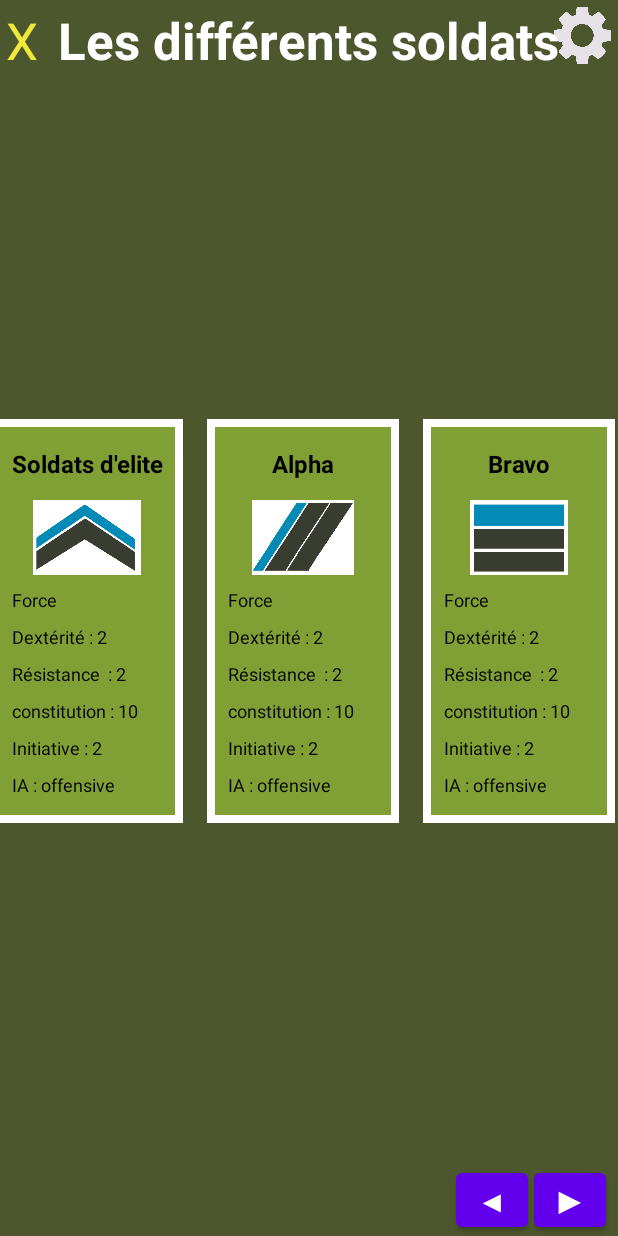
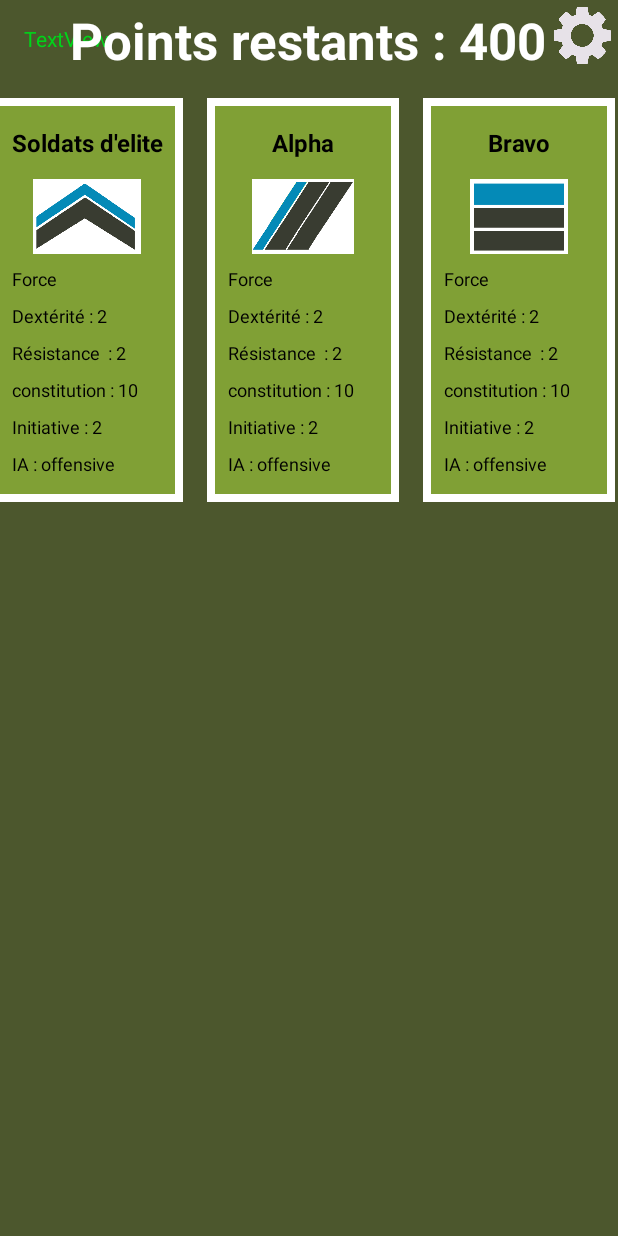
Before and after one commit to GwenRiou/EG23_projet, an Android app: the layout activity_repartition_points.xml on its own in the app's theme, with its tools: preview values and no code run, on a phone screen of 412 x 824 dp. Run offline under Robolectric (Android 15) with nearby library versions, the phone set to English and light mode, and no system bars.

Commit message:
EG23_projet_Gwenaelle_RIOU_Antoine_ROCHE_P22

```diff
--- a/app/src/main/AndroidManifest.xml
+++ b/app/src/main/AndroidManifest.xml
@@ -9,6 +9,12 @@
         android:roundIcon="@mipmap/ic_launcher_round"
         android:supportsRtl="true"
         android:theme="@style/Theme.ProjetEG23">
+        <activity
+            android:name=".controller.RepartitionPoints"
+            android:exported="false" />
+        <activity
+            android:name=".controller.ChoixProgramme"
+            android:exported="false" />
         <activity
             android:name=".controller.Didacticiel_2"
             android:exported="false" />
--- a/app/src/main/res/layout/activity_main.xml
+++ b/app/src/main/res/layout/activity_main.xml
@@ -23,7 +23,7 @@
         app:layout_constraintVertical_bias="0.188" />
 
     <TextView
-        android:id="@+id/textView"
+        android:id="@+id/main_activity_nouvelle_partie"
         android:layout_width="wrap_content"
         android:layout_height="wrap_content"
         android:text="Nouvelle Partie"
@@ -45,7 +45,7 @@
         app:layout_constraintEnd_toEndOf="parent"
         app:layout_constraintHorizontal_bias="0.499"
         app:layout_constraintStart_toStartOf="parent"
-        app:layout_constraintTop_toBottomOf="@+id/textView" />
+        app:layout_constraintTop_toBottomOf="@+id/main_activity_nouvelle_partie" />
 
     <TextView
         android:id="@+id/textView3"
--- a/app/src/main/res/layout/activity_didacticiel2.xml
+++ b/app/src/main/res/layout/activity_repartition_points.xml
@@ -5,10 +5,21 @@
     android:layout_width="match_parent"
     android:layout_height="match_parent"
     android:background="#4C572D"
-    tools:context=".controller.Didacticiel_2">
+    tools:context=".controller.RepartitionPoints">
+
+    <TextView
+        android:id="@+id/repartition_points_joueur_branche"
+        android:layout_width="wrap_content"
+        android:layout_height="wrap_content"
+        android:layout_marginStart="16dp"
+        android:layout_marginTop="16dp"
+        android:text="TextView"
+        android:textColor="#00D41A"
+        app:layout_constraintStart_toStartOf="parent"
+        app:layout_constraintTop_toTopOf="parent" />
 
     <ImageView
-        android:id="@+id/setting2"
+        android:id="@+id/setting4"
         android:layout_width="40dp"
         android:layout_height="40dp"
         android:layout_marginTop="4dp"
@@ -18,23 +29,11 @@
         app:srcCompat="@drawable/rouage_blanc" />
 
     <TextView
-        android:id="@+id/didacticiel_2_croix2"
-        android:layout_width="wrap_content"
-        android:layout_height="wrap_content"
-        android:layout_marginStart="4dp"
-        android:layout_marginTop="4dp"
-        android:text="X"
-        android:textColor="#F0E93A"
-        android:textSize="34sp"
-        app:layout_constraintStart_toStartOf="parent"
-        app:layout_constraintTop_toTopOf="parent" />
-
-    <TextView
-        android:id="@+id/titre3"
+        android:id="@+id/titre6"
         android:layout_width="wrap_content"
         android:layout_height="wrap_content"
         android:layout_margin="4dp"
-        android:text="Les différents soldats"
+        android:text="Points restants : 400"
         android:textColor="#FFFFFF"
         android:textSize="34sp"
         android:textStyle="bold"
@@ -46,12 +45,12 @@
     <LinearLayout
         android:layout_width="729dp"
         android:layout_height="285dp"
-        android:layout_marginTop="2dp"
+        android:layout_marginTop="8dp"
         android:orientation="horizontal"
         app:layout_constraintBottom_toTopOf="@+id/button2"
         app:layout_constraintEnd_toEndOf="parent"
         app:layout_constraintStart_toStartOf="parent"
-        app:layout_constraintTop_toBottomOf="@+id/titre3">
+        app:layout_constraintTop_toBottomOf="@+id/titre6">
 
         <LinearLayout
             android:layout_width="127.8dp"
@@ -148,7 +147,7 @@
             android:layout_margin="8dp"
             android:background="@drawable/border"
             android:orientation="vertical"
-            android:padding="10dp" >
+            android:padding="10dp">
 
             <TextView
                 android:id="@+id/textView8"
@@ -504,30 +503,4 @@
 
     </LinearLayout>
 
-    <Button
-        android:id="@+id/button2"
-        android:layout_width="48dp"
-        android:layout_height="48dp"
-        android:layout_marginEnd="4dp"
-        android:layout_weight="1"
-        android:padding="0dp"
-        android:text="◀"
-        android:textSize="20sp"
-        app:layout_constraintBottom_toBottomOf="parent"
-        app:layout_constraintEnd_toStartOf="@+id/button" />
-
-    <Button
-        android:id="@+id/button"
-        android:layout_width="48dp"
-        android:layout_height="48dp"
-        android:layout_marginEnd="8dp"
-        android:layout_weight="1"
-        android:foregroundGravity="center"
-        android:gravity="center"
-        android:padding="0dp"
-        android:text="▶"
-        android:textAlignment="center"
-        android:textSize="25dp"
-        app:layout_constraintBottom_toBottomOf="parent"
-        app:layout_constraintEnd_toEndOf="parent" />
 </androidx.constraintlayout.widget.ConstraintLayout>
--- a/app/src/main/res/values-night/themes.xml
+++ b/app/src/main/res/values-night/themes.xml
@@ -1,6 +1,6 @@
 <resources xmlns:tools="http://schemas.android.com/tools">
     <!-- Base application theme. -->
-    <style name="Theme.ProjetEG23" parent="Theme.MaterialComponents.DayNight.DarkActionBar">
+    <style name="Theme.ProjetEG23" parent="Theme.AppCompat.DayNight.NoActionBar">
         <!-- Primary brand color. -->
         <item name="colorPrimary">@color/purple_200</item>
         <item name="colorPrimaryVariant">@color/purple_700</item>
--- a/app/src/main/res/values/themes.xml
+++ b/app/src/main/res/values/themes.xml
@@ -1,6 +1,6 @@
 <resources xmlns:tools="http://schemas.android.com/tools">
     <!-- Base application theme. -->
-    <style name="Theme.ProjetEG23" parent="Theme.MaterialComponents.DayNight.NoActionBar">
+    <style name="Theme.ProjetEG23" parent="Theme.AppCompat.DayNight.NoActionBar">
         <!-- Primary brand color. -->
         <item name="colorPrimary">@color/purple_500</item>
         <item name="colorPrimaryVariant">@color/purple_700</item>
```
Also changed, not shown: app/src/main/java/com/duolight/projeteg23/controller/ChoixProgramme.java (added, +89 -0 lines), app/src/main/java/com/duolight/projeteg23/controller/MainActivity.java (+11 -0 lines), app/src/main/java/com/duolight/projeteg23/controller/RepartitionPoints.java (added, +24 -0 lines), app/src/main/res/drawable/btn_choix_programme.xml (added, +9 -0 lines), app/src/main/res/layout/activity_choix_programme.xml (added, +121 -0 lines).
